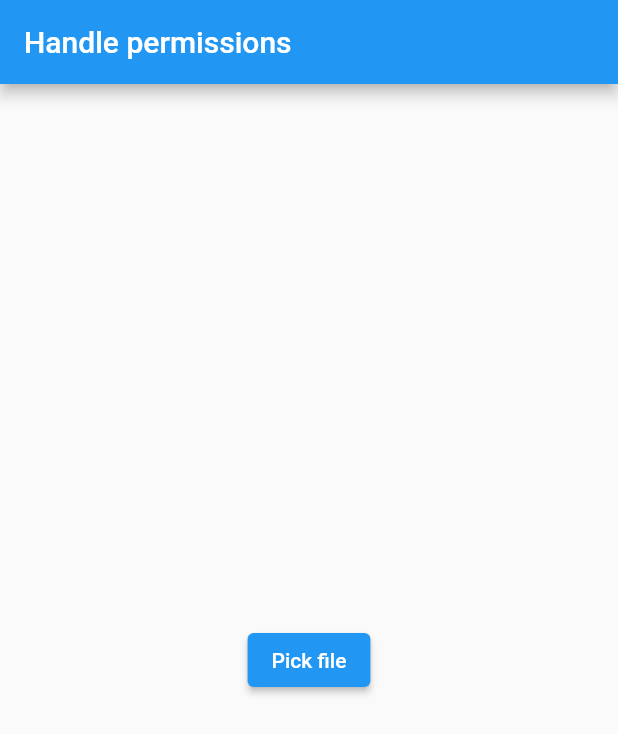
After one commit to liyuKnow/flutter-tiktok-ui, a Flutter app: the screen it shows after launch, after a tap on "Pick file", on a phone screen of 412 x 824 dp. The commit adds this screen. Shown: the top 734 px of the screen. Run offline on Flutter 3.47's test engine with Material 2 defaults, Android fonts, the phone set to English and light mode, and no system bars; our stand-ins replace file_picker, permission_handler.

Commit message:
upload picture with permissions

```diff
--- a/lib/main.dart
+++ b/lib/main.dart
@@ -1,5 +1,6 @@
 import 'package:flutter/material.dart';
 import 'package:tiktok_ui/src/pages/home/home.dart';
+import 'package:tiktok_ui/src/pages/images/image_screen.dart';
 
 void main() {
   runApp(const MyApp());
@@ -17,7 +18,7 @@ class MyApp extends StatelessWidget {
       theme: ThemeData(
         primarySwatch: Colors.blue,
       ),
-      home: const HomePage(),
+      home: const ImageScreen(),
     );
   }
 }
--- a/lib/src/models/image_model.dart
+++ b/lib/src/models/image_model.dart
@@ -1,8 +1,10 @@
-// This enum will manage the overall state of the app
 import 'dart:io';
+
+import 'package:file_picker/file_picker.dart';
 import 'package:flutter/material.dart';
 import 'package:permission_handler/permission_handler.dart';
 
+// This enum will manage the overall state of the app
 enum ImageSection {
   noStoragePermission, // Permission denied, but not forever
   noStoragePermissionPermanent, // Permission denied forever
@@ -10,7 +12,7 @@ enum ImageSection {
   imageLoaded, // File picked and shown in the screen
 }
 
-class Image extends ChangeNotifier {
+class ImageModel extends ChangeNotifier {
   ImageSection _imageSection = ImageSection.browseFiles;
 
   ImageSection get imageSection => _imageSection;
@@ -45,4 +47,18 @@ class Image extends ChangeNotifier {
     }
     return false;
   }
+
+  Future<void> pickFile() async {
+    final FilePickerResult? result =
+        await FilePicker.platform.pickFiles(type: FileType.image);
+
+    // Update the UI with the picked file only if
+    // it has a valid file path
+    if (result != null &&
+        result.files.isNotEmpty &&
+        result.files.single.path != null) {
+      file = File(result.files.single.path!);
+      imageSection = ImageSection.imageLoaded;
+    }
+  }
 }
--- /dev/null
+++ b/lib/src/pages/images/image_screen.dart
@@ -0,0 +1,223 @@
+// lib/image_model.dart
+
+import 'dart:io';
+
+import 'package:flutter/material.dart';
+import 'package:permission_handler/permission_handler.dart';
+import 'package:provider/provider.dart';
+import 'package:tiktok_ui/src/models/image_model.dart';
+
+class ImageScreen extends StatefulWidget {
+  const ImageScreen({Key? key}) : super(key: key);
+
+  @override
+  State<ImageScreen> createState() => _ImageScreenState();
+}
+
+class _ImageScreenState extends State<ImageScreen> with WidgetsBindingObserver {
+  late final ImageModel _model;
+  bool _detectPermission = false;
+
+  @override
+  void initState() {
+    super.initState();
+    WidgetsBinding.instance.addObserver(this);
+
+    _model = ImageModel();
+  }
+
+  @override
+  void dispose() {
+    WidgetsBinding.instance.removeObserver(this);
+    super.dispose();
+  }
+
+  // This block of code is used in the event that the user
+  // has denied the permission forever. Detects if the permission
+  // has been granted when the user returns from the
+  // permission system screen.
+  @override
+  void didChangeAppLifecycleState(AppLifecycleState state) {
+    if (state == AppLifecycleState.resumed &&
+        _detectPermission &&
+        (_model.imageSection == ImageSection.noStoragePermissionPermanent)) {
+      _detectPermission = false;
+      _model.requestFilePermission();
+    } else if (state == AppLifecycleState.paused &&
+        _model.imageSection == ImageSection.noStoragePermissionPermanent) {
+      _detectPermission = true;
+    }
+  }
+
+  @override
+  Widget build(BuildContext context) {
+    return ChangeNotifierProvider.value(
+      value: _model,
+      child: Consumer<ImageModel>(
+        builder: (context, model, child) {
+          Widget widget;
+
+          switch (model.imageSection) {
+            case ImageSection.noStoragePermission:
+              widget = ImagePermissions(
+                  isPermanent: false, onPressed: _checkPermissionsAndPick);
+              break;
+            case ImageSection.noStoragePermissionPermanent:
+              widget = ImagePermissions(
+                  isPermanent: true, onPressed: _checkPermissionsAndPick);
+              break;
+            case ImageSection.browseFiles:
+              widget = PickFile(onPressed: _checkPermissionsAndPick);
+              break;
+            case ImageSection.imageLoaded:
+              widget = ImageLoaded(file: _model.file!);
+              break;
+          }
+
+          return Scaffold(
+            appBar: AppBar(
+              title: const Text('Handle permissions'),
+            ),
+            body: widget,
+          );
+        },
+      ),
+    );
+  }
+
+  /// Check if the pick file permission is granted,
+  /// if it's not granted then request it.
+  /// If it's granted then invoke the file picker
+  Future<void> _checkPermissionsAndPick() async {
+    final hasFilePermission = await _model.requestFilePermission();
+    if (hasFilePermission) {
+      try {
+        await _model.pickFile();
+      } on Exception catch (e) {
+        debugPrint('Error when picking a file: $e');
+        // Show an error to the user if the pick file failed
+        ScaffoldMessenger.of(context).showSnackBar(
+          const SnackBar(
+            content: Text('An error occurred when picking a file'),
+          ),
+        );
+      }
+    }
+  }
+}
+
+/// This widget will serve to inform the user in
+/// case the permission has been denied. There is a
+/// variable [isPermanent] to indicate whether the
+/// permission has been denied forever or not.
+class ImagePermissions extends StatelessWidget {
+  final bool isPermanent;
+  final VoidCallback onPressed;
+
+  const ImagePermissions({
+    Key? key,
+    required this.isPermanent,
+    required this.onPressed,
+  }) : super(key: key);
+
+  @override
+  Widget build(BuildContext context) {
+    return Center(
+      child: Column(
+        mainAxisSize: MainAxisSize.min,
+        children: [
+          Container(
+            padding: const EdgeInsets.only(
+              left: 16.0,
+              top: 24.0,
+              right: 16.0,
+            ),
+            child: Text(
+              'Read files permission',
+              style: Theme.of(context).textTheme.headline6,
+            ),
+          ),
+          Container(
+            padding: const EdgeInsets.only(
+              left: 16.0,
+              top: 24.0,
+              right: 16.0,
+            ),
+            child: const Text(
+              'We need to request your permission to read '
+              'local files in order to load it in the app.',
+              textAlign: TextAlign.center,
+            ),
+          ),
+          if (isPermanent)
+            Container(
+              padding: const EdgeInsets.only(
+                left: 16.0,
+                top: 24.0,
+                right: 16.0,
+              ),
+              child: const Text(
+                'You need to give this permission from the system settings.',
+                textAlign: TextAlign.center,
+              ),
+            ),
+          Container(
+            padding: const EdgeInsets.only(
+                left: 16.0, top: 24.0, right: 16.0, bottom: 24.0),
+            child: ElevatedButton(
+              child: Text(isPermanent ? 'Open settings' : 'Allow access'),
+              onPressed: () => isPermanent ? openAppSettings() : onPressed(),
+            ),
+          ),
+        ],
+      ),
+    );
+  }
+}
+
+/// This widget is simply the button to select
+/// the image from the local file system.
+class PickFile extends StatelessWidget {
+  final VoidCallback onPressed;
+
+  const PickFile({
+    Key? key,
+    required this.onPressed,
+  }) : super(key: key);
+
+  @override
+  Widget build(BuildContext context) => Center(
+        child: ElevatedButton(
+          child: const Text('Pick file'),
+          onPressed: onPressed,
+        ),
+      );
+}
+
+/// This widget is used once the permission has
+/// been granted and a file has been selected.
+/// Load the image and display it in the center.
+class ImageLoaded extends StatelessWidget {
+  final File file;
+
+  const ImageLoaded({
+    Key? key,
+    required this.file,
+  }) : super(key: key);
+
+  @override
+  Widget build(BuildContext context) {
+    return Center(
+      child: SizedBox(
+        width: 196.0,
+        height: 196.0,
+        child: ClipOval(
+          child: Image.file(
+            file,
+            fit: BoxFit.fitWidth,
+          ),
+        ),
+      ),
+    );
+  }
+}
```
Also changed, not shown: 2 other files.
